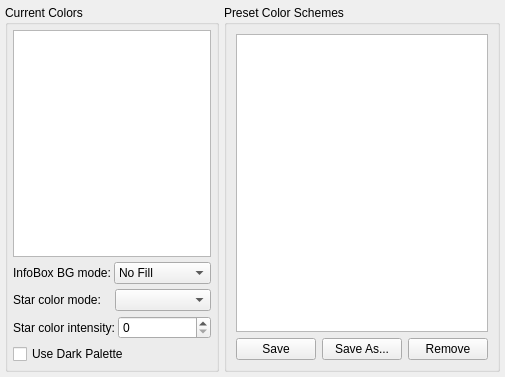
Before: the Qt Designer form kstars/options/opscolors.ui in KDE/kstars, drawn with Qt 5.
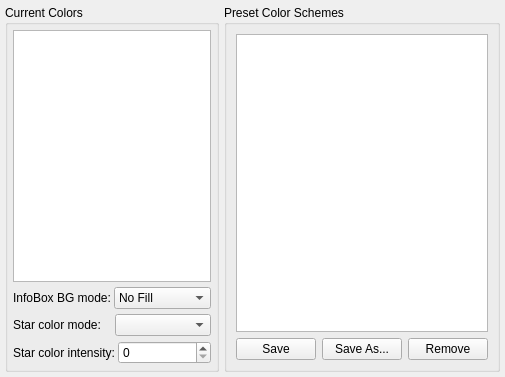
After: the same form once the commit is applied.

Commit message: Remove obsolete parameter

Diff of the .ui file:
```diff
--- a/kstars/options/opscolors.ui
+++ b/kstars/options/opscolors.ui
@@ -177,13 +177,6 @@
         </item>
        </layout>
       </item>
-      <item>
-       <widget class="QCheckBox" name="kcfg_DarkAppColors">
-        <property name="text">
-         <string>Use Dark Palette</string>
-        </property>
-       </widget>
-      </item>
      </layout>
     </widget>
    </item>
```
The commit also changes 2 other files.
